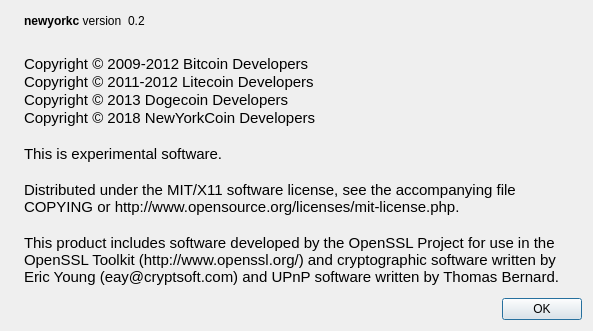
First picture: the form in src/qt/forms/aboutdialog.ui, repository heodol/NewyorkCoin, before the edit.
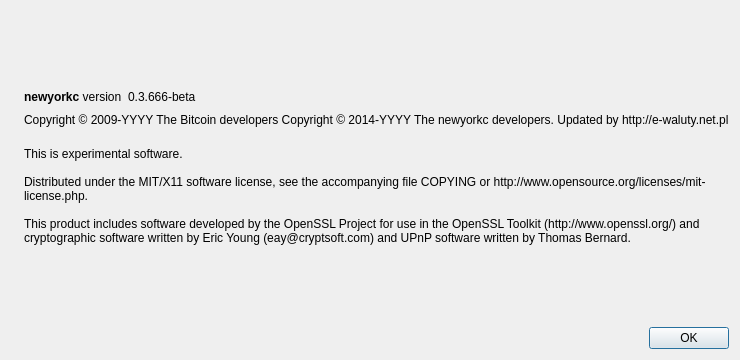
Second picture: the form after the edit. Icons and pictures are not drawn.

What changed in the file:
```diff
--- a/src/qt/forms/aboutdialog.ui
+++ b/src/qt/forms/aboutdialog.ui
@@ -7,14 +7,14 @@
     <x>0</x>
     <y>0</y>
     <width>593</width>
-    <height>331</height>
+    <height>360</height>
    </rect>
   </property>
   <property name="windowTitle">
    <string>About newyorkc</string>
   </property>
   <layout class="QHBoxLayout" name="horizontalLayout_2">
-   <item alignment="Qt::AlignTop">
+   <item>
     <widget class="QLabel" name="label_4">
      <property name="sizePolicy">
       <sizepolicy hsizetype="Preferred" vsizetype="Ignored">
@@ -22,12 +22,6 @@
        <verstretch>0</verstretch>
       </sizepolicy>
      </property>
-     <property name="maximumSize">
-      <size>
-       <width>16777215</width>
-       <height>96</height>
-      </size>
-     </property>
      <property name="pixmap">
       <pixmap resource="../bitcoin.qrc">:/images/about</pixmap>
      </property>
@@ -69,10 +63,7 @@
           <cursorShape>IBeamCursor</cursorShape>
          </property>
          <property name="text">
-          <string notr="true">0.2</string>
-         </property>
-         <property name="textFormat">
-          <enum>Qt::RichText</enum>
+          <string notr="true">0.3.666-beta</string>
          </property>
          <property name="textInteractionFlags">
           <set>Qt::LinksAccessibleByMouse|Qt::TextSelectableByKeyboard|Qt::TextSelectableByMouse</set>
@@ -94,29 +85,35 @@
        </item>
       </layout>
      </item>
+     <item>
+      <widget class="QLabel" name="copyrightLabel">
+       <property name="cursor">
+        <cursorShape>IBeamCursor</cursorShape>
+       </property>
+       <property name="text">
+        <string notr="true">Copyright &amp;copy; 2009-YYYY The Bitcoin developers
+Copyright &amp;copy; 2014-YYYY The newyorkc developers. Updated by http://e-waluty.net.pl</string>
+       </property>
+       <property name="textFormat">
+        <enum>Qt::RichText</enum>
+       </property>
+       <property name="textInteractionFlags">
+        <set>Qt::LinksAccessibleByMouse|Qt::TextSelectableByKeyboard|Qt::TextSelectableByMouse</set>
+       </property>
+      </widget>
+     </item>
      <item>
       <widget class="QLabel" name="label_2">
-       <property name="font">
-        <font>
-         <pointsize>11</pointsize>
-        </font>
-       </property>
        <property name="cursor">
         <cursorShape>IBeamCursor</cursorShape>
        </property>
        <property name="text">
         <string>
-Copyright © 2009-2012 Bitcoin Developers
-Copyright © 2011-2012 Litecoin Developers
-Copyright © 2013 Dogecoin Developers
-Copyright © 2018 NewYorkCoin Developers
-
 This is experimental software.
 
 Distributed under the MIT/X11 software license, see the accompanying file COPYING or http://www.opensource.org/licenses/mit-license.php.
 
-This product includes software developed by the OpenSSL Project for use in the OpenSSL Toolkit (http://www.openssl.org/) and cryptographic software written by Eric Young (eay@cryptsoft.com) and UPnP software written by Thomas Bernard.
-        </string>
+This product includes software developed by the OpenSSL Project for use in the OpenSSL Toolkit (http://www.openssl.org/) and cryptographic software written by Eric Young (eay@cryptsoft.com) and UPnP software written by Thomas Bernard.</string>
        </property>
        <property name="wordWrap">
         <bool>true</bool>
```
